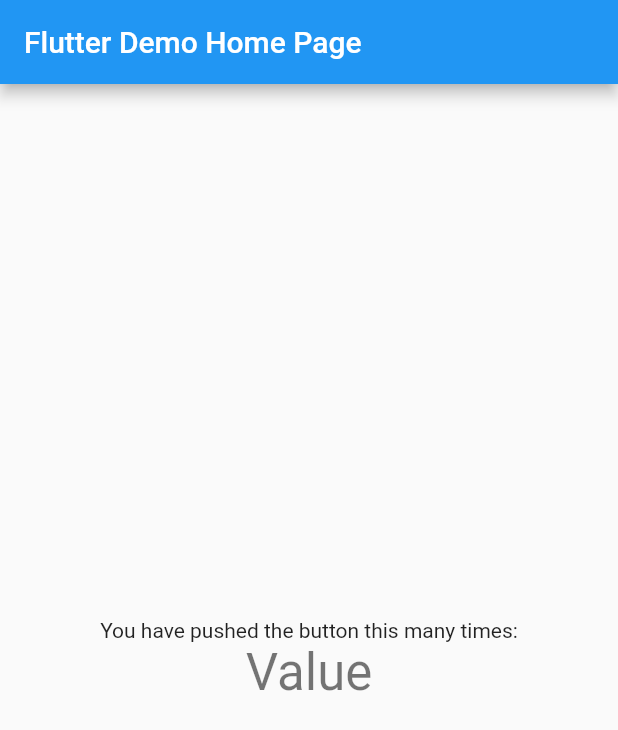
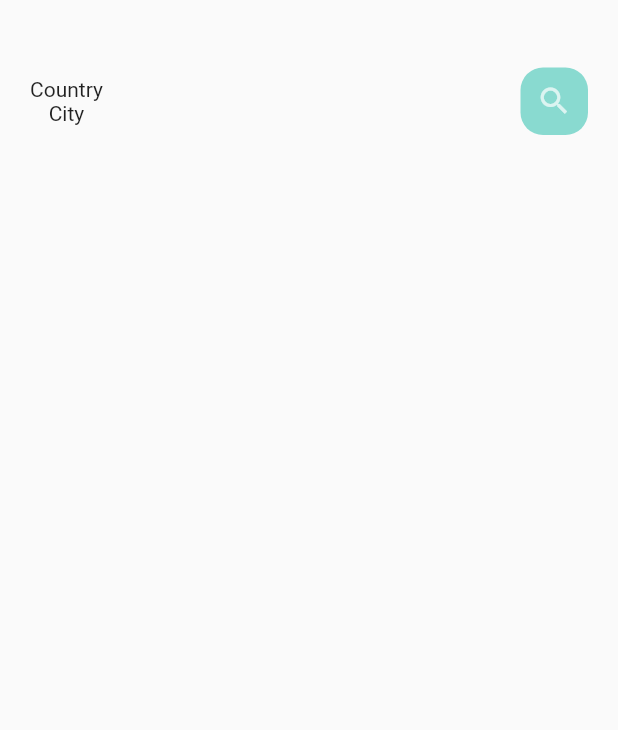
Before and after one commit to phamduyanminh/food_app, a Flutter app: the screen it shows after launch, on a phone screen of 412 x 824 dp. Shown: the top 730 px of the screen. Run offline on Flutter 3.47's test engine with Material 2 defaults, Android fonts, the phone set to English and light mode, and no system bars.

Commit message:
Create defualt text style

```diff
--- /dev/null
+++ b/lib/assets/colors/app_colors.dart
@@ -0,0 +1,14 @@
+import 'package:flutter/material.dart';
+
+class AppCollors {
+  static final Color textColor = new Color(0xFFccc7c5);
+  static final Color mainColor = new Color(0xFF89dad0);
+  static final Color iconColor1 = new Color(0xFFffd28d);
+  static final Color iconColor2 = new Color(0xFFfcab88);
+  static final Color iconColor3 = new Color(0xFF8f837f);
+  static final Color buttonBackgroundColor = new Color(0xFFf7f6f4);
+  static final Color signColor = new Color(0xFFa9a29f);
+  static final Color titleColor = new Color(0xFF5c524f);
+  static final Color mainBlackColor = new Color(0xFF332d2b);
+  static final Color yelloColor = new Color(0xFFffd379);
+}
--- /dev/null
+++ b/lib/home/main_food_page.dart
@@ -0,0 +1,60 @@
+import 'package:flutter/material.dart';
+
+import '../assets/colors/app_colors.dart';
+
+class MainFoodPage extends StatefulWidget {
+  const MainFoodPage({Key? key}) : super(key: key);
+
+  @override
+  State<MainFoodPage> createState() => _MainFoodPageState();
+}
+
+class _MainFoodPageState extends State<MainFoodPage> {
+  @override
+  Widget build(BuildContext context) {
+    return Scaffold(
+      body: Column(
+        children: [
+          Container(
+            child: Container(
+              //Container for the home header
+              margin: const EdgeInsets.only(
+                top: 45,
+                bottom: 15,
+              ),
+              padding: const EdgeInsets.only(
+                left: 20,
+                right: 20,
+              ),
+              child: Row(
+                mainAxisAlignment: MainAxisAlignment.spaceBetween,
+                children: [
+                  Column(
+                    children: [
+                      Text("Country"),
+                      Text("City"),
+                    ],
+                  ),
+                  Center(
+                    child: Container(
+                      width: 45,
+                      height: 45,
+                      decoration: BoxDecoration(
+                        borderRadius: BorderRadius.circular(15),
+                        color: AppCollors.mainColor,
+                      ),
+                      child: const Icon(
+                        Icons.search,
+                        color: Colors.white70,
+                      ),
+                    ),
+                  ),
+                ],
+              ),
+            ),
+          ),
+        ],
+      ),
+    );
+  }
+}
--- a/lib/main.dart
+++ b/lib/main.dart
@@ -1,4 +1,6 @@
 import 'package:flutter/material.dart';
+
+import 'home/main_food_page.dart';
 
 void main() {
   runApp(const MyApp());
@@ -11,44 +13,12 @@ class MyApp extends StatelessWidget {
   @override
   Widget build(BuildContext context) {
     return MaterialApp(
+      debugShowCheckedModeBanner: false, //Disable debug banner
       title: 'Flutter Demo',
       theme: ThemeData(
         primarySwatch: Colors.blue,
       ),
-      home: const MyHomePage(title: 'Flutter Demo Home Page'),
+      home: const MainFoodPage(),
     );
   }
 }
-
-class MyHomePage extends StatefulWidget {
-  const MyHomePage({Key? key, required this.title}) : super(key: key);
-  final String title;
-
-  @override
-  State<MyHomePage> createState() => _MyHomePageState();
-}
-
-class _MyHomePageState extends State<MyHomePage> {
-  @override
-  Widget build(BuildContext context) {
-    return Scaffold(
-      appBar: AppBar(
-        title: Text(widget.title),
-      ),
-      body: Center(
-        child: Column(
-          mainAxisAlignment: MainAxisAlignment.center,
-          children: <Widget>[
-            const Text(
-              'You have pushed the button this many times:',
-            ),
-            Text(
-              'Value',
-              style: Theme.of(context).textTheme.headline4,
-            ),
-          ],
-        ),
-      ),
-    );
-  }
-}
--- /dev/null
+++ b/lib/widgets/big_text.dart
@@ -0,0 +1,29 @@
+import 'package:flutter/material.dart';
+
+class BigText extends StatelessWidget {
+  late Color? color;
+  final String text;
+  final double? size;
+  TextOverflow overflow;
+
+  BigText({
+    this.color = const Color(0xFF332d2b),
+    required String this.text,
+    this.size = 20,
+    this.overflow = TextOverflow.ellipsis,
+  });
+
+  @override
+  Widget build(BuildContext context) {
+    return Text(
+      text,
+      overflow: overflow,
+      style: TextStyle(
+        color: color,
+        fontSize: size,
+        fontFamily: 'RobotoCondensed',
+        fontWeight: FontWeight.w400,
+      ),
+    );
+  }
+}
```
Also changed, not shown: pubspec.yaml (+7 -11 lines), lib/assets/fonts/RobotoCondensed-Bold.ttf (added), lib/assets/fonts/RobotoCondensed-Italic.ttf (added), lib/assets/fonts/RobotoCondensed-Light.ttf (added), lib/assets/fonts/RobotoCondensed-Regular.ttf (added).
